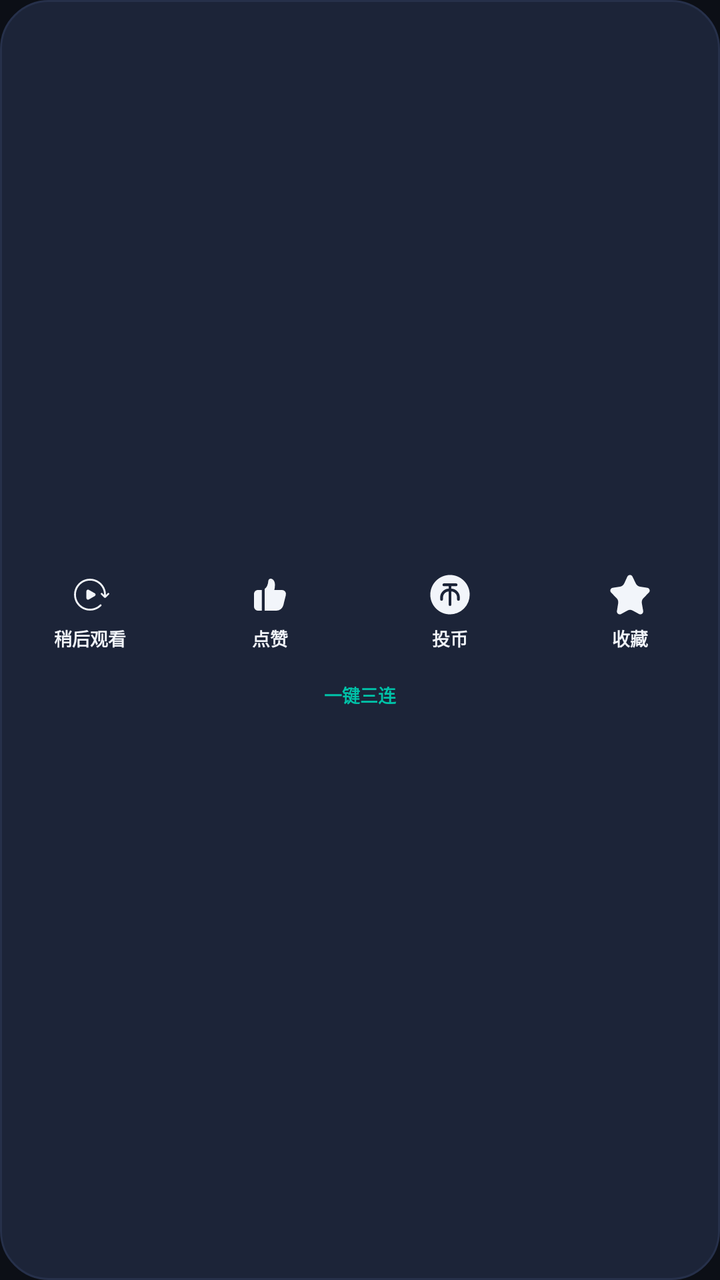
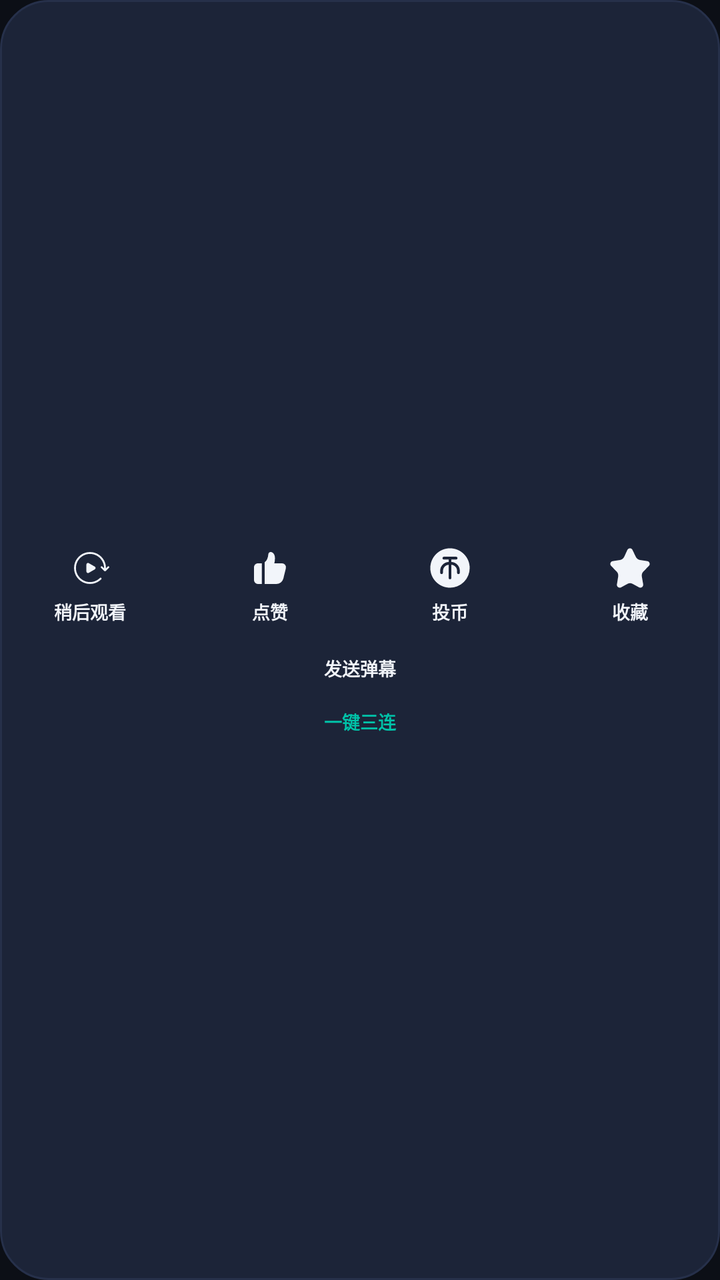

The first picture is an Android layout as it rendered before a commit; the second is the same layout after the commit. The layout source and the unified diff follow.
<!-- AndroidManifest.xml: application theme Theme.BTelly -->
<!-- res/layout/dialog_action.xml -->
<?xml version="1.0" encoding="utf-8"?>
<androidx.appcompat.widget.LinearLayoutCompat xmlns:android="http://schemas.android.com/apk/res/android" xmlns:app="http://schemas.android.com/apk/res-auto"
    android:gravity="center"
    android:orientation="vertical"
    android:background="@drawable/dialog_background"
    android:clickable="true"
    android:focusable="true"
    android:layout_width="@dimen/px1000"
    android:layout_height="wrap_content">
    <androidx.appcompat.widget.LinearLayoutCompat
        android:gravity="center"
        android:orientation="horizontal"
        android:layout_width="match_parent"
        android:layout_height="wrap_content">
        <androidx.appcompat.widget.LinearLayoutCompat
            android:gravity="center"
            android:orientation="vertical"
            android:id="@+id/button_watch_later"
            android:background="?attr/selectableItemBackground"
            android:padding="@dimen/px20"
            android:focusable="true"
            android:clickable="true"
            android:layout_width="0dp"
            android:layout_height="wrap_content"
            android:layout_weight="1">
            <androidx.appcompat.widget.AppCompatImageView
                android:id="@+id/icon_watch_later"
                android:layout_width="@dimen/px60"
                android:layout_height="@dimen/px60"
                app:srcCompat="@drawable/watch_later"
                app:tint="?attr/tvTextPrimary"/>
            <androidx.appcompat.widget.AppCompatTextView
                android:textSize="@dimen/px27"
                android:textStyle="bold"
                android:textColor="?attr/tvTextPrimary"
                android:maxLines="1"
                android:ellipsize="end"
                android:id="@+id/text_watch_later"
                android:layout_width="wrap_content"
                android:layout_height="wrap_content"
                android:layout_marginTop="@dimen/px15"
                android:text="@string/later_watch"/>
        </androidx.appcompat.widget.LinearLayoutCompat>
        <androidx.appcompat.widget.LinearLayoutCompat
            android:gravity="center"
            android:orientation="vertical"
            android:id="@+id/button_like"
            android:background="?attr/selectableItemBackground"
            android:padding="@dimen/px20"
            android:focusable="true"
            android:clickable="true"
            android:layout_width="0dp"
            android:layout_height="wrap_content"
            android:layout_weight="1">
            <androidx.appcompat.widget.AppCompatImageView
                android:id="@+id/icon_like"
                android:layout_width="@dimen/px60"
                android:layout_height="@dimen/px60"
                app:srcCompat="@drawable/ic_like"
                app:tint="?attr/tvTextPrimary"/>
            <androidx.appcompat.widget.AppCompatTextView
                android:textSize="@dimen/px27"
                android:textStyle="bold"
                android:textColor="?attr/tvTextPrimary"
                android:maxLines="1"
                android:ellipsize="end"
                android:id="@+id/text_like"
                android:layout_width="wrap_content"
                android:layout_height="wrap_content"
                android:layout_marginTop="@dimen/px15"
                android:text="@string/like"/>
        </androidx.appcompat.widget.LinearLayoutCompat>
        <androidx.appcompat.widget.LinearLayoutCompat
            android:gravity="center"
            android:orientation="vertical"
            android:id="@+id/button_coin"
            android:background="?attr/selectableItemBackground"
            android:padding="@dimen/px20"
            android:focusable="true"
            android:clickable="true"
            android:layout_width="0dp"
            android:layout_height="wrap_content"
            android:layout_weight="1">
            <androidx.appcompat.widget.AppCompatImageView
                android:id="@+id/icon_coin"
                android:layout_width="@dimen/px60"
                android:layout_height="@dimen/px60"
                app:srcCompat="@drawable/ic_coin"
                app:tint="?attr/tvTextPrimary"/>
            <androidx.appcompat.widget.AppCompatTextView
                android:textSize="@dimen/px27"
                android:textStyle="bold"
                android:textColor="?attr/tvTextPrimary"
                android:maxLines="1"
                android:ellipsize="end"
                android:id="@+id/text_coin"
                android:layout_width="wrap_content"
                android:layout_height="wrap_content"
                android:layout_marginTop="@dimen/px15"
                android:text="@string/give_coin"/>
        </androidx.appcompat.widget.LinearLayoutCompat>
        <androidx.appcompat.widget.LinearLayoutCompat
            android:gravity="center"
            android:orientation="vertical"
            android:id="@+id/button_collection"
            android:background="?attr/selectableItemBackground"
            android:padding="@dimen/px20"
            android:focusable="true"
            android:clickable="true"
            android:layout_width="0dp"
            android:layout_height="wrap_content"
            android:layout_weight="1">
            <androidx.appcompat.widget.AppCompatImageView
                android:id="@+id/icon_collection"
                android:layout_width="@dimen/px60"
                android:layout_height="@dimen/px60"
                app:srcCompat="@drawable/ic_favorite"
                app:tint="?attr/tvTextPrimary"/>
            <androidx.appcompat.widget.AppCompatTextView
                android:textSize="@dimen/px27"
                android:textStyle="bold"
                android:textColor="?attr/tvTextPrimary"
                android:maxLines="1"
                android:ellipsize="end"
                android:id="@+id/text_collection"
                android:layout_width="wrap_content"
                android:layout_height="wrap_content"
                android:layout_marginTop="@dimen/px15"
                android:text="@string/collection"/>
        </androidx.appcompat.widget.LinearLayoutCompat>
    </androidx.appcompat.widget.LinearLayoutCompat>
    <androidx.appcompat.widget.AppCompatTextView
        android:textSize="@dimen/px27"
        android:textStyle="bold"
        android:textColor="?attr/tvAccent"
        android:gravity="center"
        android:id="@+id/button_triple"
        android:background="?attr/selectableItemBackground"
        android:padding="@dimen/px15"
        android:focusable="true"
        android:clickable="true"
        android:layout_width="match_parent"
        android:layout_height="wrap_content"
        android:layout_marginTop="@dimen/px10"
        android:text="@string/triple_action"/>
</androidx.appcompat.widget.LinearLayoutCompat>
<!-- resources referenced by this layout -->
<resources>
  <dimen name="px10">10px</dimen>
  <dimen name="px1000">1000px</dimen>
  <dimen name="px15">15px</dimen>
  <dimen name="px20">20px</dimen>
  <dimen name="px27">27px</dimen>
  <dimen name="px60">60px</dimen>
  <!-- drawable dialog_background (drawable) -->
  <?xml version="1.0" encoding="utf-8"?>
  <shape xmlns:android="http://schemas.android.com/apk/res/android">
      <solid android:color="?attr/tvSurfaceOverlay" />
      <corners android:radius="@dimen/radius_xl" />
      <stroke
          android:width="1dp"
          android:color="?attr/tvDivider" />
  </shape>
  <!-- drawable ic_coin (drawable) -->
  <?xml version="1.0" encoding="utf-8"?>
  <vector xmlns:android="http://schemas.android.com/apk/res/android"
      android:width="24dp"
      android:height="24dp"
      android:viewportWidth="24"
      android:viewportHeight="24">
      <path
          android:fillColor="#fff"
          android:fillType="nonZero"
          android:pathData="M12,0.182C18.527,0.182 23.818,5.473 23.818,12A11.818,11.818 0,0 1,12 23.818C5.473,23.818 0.182,18.527 0.182,12 0.182,5.473 5.473,0.182 12,0.182zM15.658,6.935a0.844,0.844 0,1 0,0 -1.688L8.342,5.247a0.844,0.844 0,0 0,0 1.688h2.814v1.44a5.335,5.335 0,0 0,-5.065 5.313v1.126a0.844,0.844 0,0 0,1.688 0v-1.126a3.647,3.647 0,0 1,3.377 -3.624v7.879a0.844,0.844 0,1 0,1.688 0v-7.879c1.9,0.141 3.37,1.72 3.377,3.624v1.126a0.844,0.844 0,0 0,1.688 0v-1.126a5.335,5.335 0,0 0,-5.065 -5.312v-1.44z" />
  </vector>
  <!-- drawable ic_like (drawable) -->
  <?xml version="1.0" encoding="utf-8"?>
  <vector xmlns:android="http://schemas.android.com/apk/res/android"
      android:width="20dp"
      android:height="20dp"
      android:viewportWidth="20"
      android:viewportHeight="20">
      <path
          android:fillColor="#fff"
          android:fillType="nonZero"
          android:pathData="M5.878,7.66L5.878,18L3.996,18A1.993,1.993 0,0 1,2 16.01L2,9.65c0,-1.1 0.894,-1.99 1.996,-1.99h1.882zM11.048,2.167c0.868,0.42 1.44,1.478 1.44,2.892 0,0.846 -0.105,1.713 -0.316,2.601L16,7.66a2,2 0,0 1,1.942 2.479L16.68,15.26A3.6,3.6 0,0 1,13.184 18L7.333,18l0.001,-10.853c1.047,-0.762 1.658,-2.096 1.834,-4.038 0.087,-0.964 1.005,-1.364 1.88,-0.942z" />
  </vector>
  <string name="collection">收藏</string>
  <string name="give_coin">投币</string>
  <string name="later_watch">稍后观看</string>
  <string name="like">点赞</string>
  <string name="triple_action">一键三连</string>
  <style name="Theme.BTelly" parent="@style/Theme.BTellyBase">
      </style>
  <dimen name="radius_xl">24dp</dimen>
  <style name="WindowAnimationTransition" parent="">
          <item name="android:windowEnterAnimation">@android:anim/fade_in</item>
          <item name="android:windowExitAnimation">@android:anim/fade_out</item>
      </style>
  <color name="tv_surface">#0C0F16</color>
  <color name="tv_surface_raised">#141A29</color>
  <color name="tv_surface_overlay">#1C2438</color>
  <color name="tv_divider">#26304A</color>
  <color name="tv_accent">#00C2A8</color>
  <color name="tv_accent_dim">#123B34</color>
  <color name="tv_accent_on">#00312A</color>
  <color name="tv_text_primary">#F2F5FA</color>
  <color name="tv_text_secondary">#9AA5B8</color>
  <color name="tv_text_tertiary">#67718A</color>
  <color name="tv_scrim">#99000000</color>
  <!-- unchanged entries left out for length: 3 -->
</resources>

<!-- the commit's change to res/layout/dialog_action.xml (unified diff, before → after) -->
@@ -129,6 +129,21 @@
                 android:text="@string/collection"/>
         </androidx.appcompat.widget.LinearLayoutCompat>
     </androidx.appcompat.widget.LinearLayoutCompat>
+    
+    <androidx.appcompat.widget.AppCompatTextView
+        android:textSize="@dimen/px27"
+        android:textStyle="bold"
+        android:textColor="?attr/tvTextPrimary"
+        android:gravity="center"
+        android:id="@+id/button_danmaku"
+        android:background="?attr/selectableItemBackground"
+        android:padding="@dimen/px15"
+        android:focusable="true"
+        android:clickable="true"
+        android:layout_width="match_parent"
+        android:layout_height="wrap_content"
+        android:layout_marginTop="@dimen/px10"
+        android:text="@string/danmaku_send_title"/>
     <androidx.appcompat.widget.AppCompatTextView
         android:textSize="@dimen/px27"
         android:textStyle="bold"
<!-- resource entries referenced after the edit -->
@@ -40,6 +40,7 @@
           android:pathData="M5.878,7.66L5.878,18L3.996,18A1.993,1.993 0,0 1,2 16.01L2,9.65c0,-1.1 0.894,-1.99 1.996,-1.99h1.882zM11.048,2.167c0.868,0.42 1.44,1.478 1.44,2.892 0,0.846 -0.105,1.713 -0.316,2.601L16,7.66a2,2 0,0 1,1.942 2.479L16.68,15.26A3.6,3.6 0,0 1,13.184 18L7.333,18l0.001,-10.853c1.047,-0.762 1.658,-2.096 1.834,-4.038 0.087,-0.964 1.005,-1.364 1.88,-0.942z" />
   </vector>
   <string name="collection">收藏</string>
+  <string name="danmaku_send_title">发送弹幕</string>
   <string name="give_coin">投币</string>
   <string name="later_watch">稍后观看</string>
   <string name="like">点赞</string>
